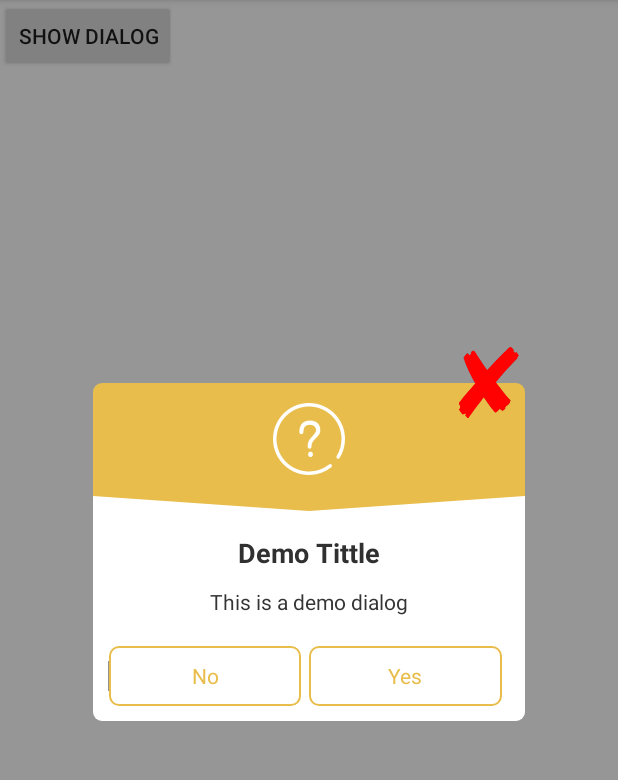
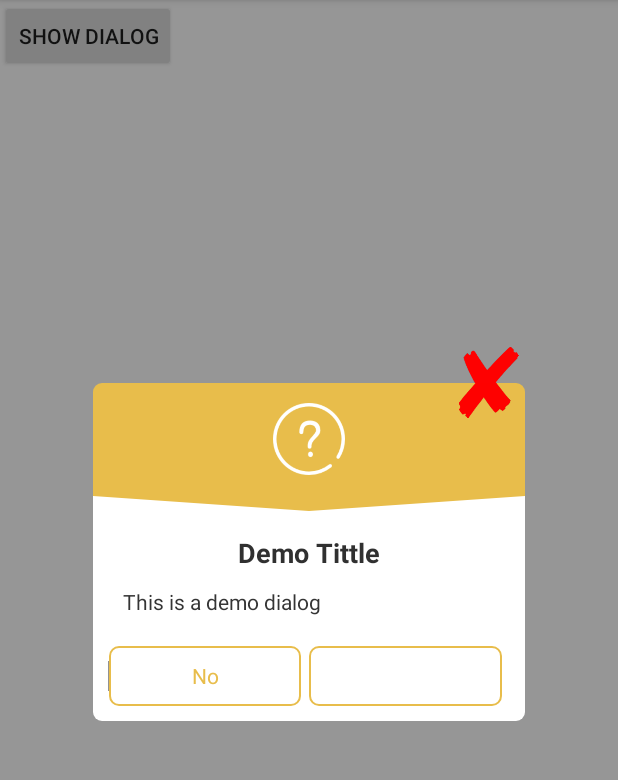
Before and after one commit to phamanhminh1208/multiple-utils, an Android app: the screen it shows after launch (MainActivity), after a tap on "SHOW DIALOG", on a phone screen of 412 x 824 dp, the part 84-864 px from its top. Run offline under Robolectric (Android 15) with nearby library versions, the phone set to English and light mode, and no system bars.

Commit message:
- add set text color for PromptDialog's buttons

```diff
--- a/color-dialog/src/main/java/cn/refactor/lib/colordialog/PromptDialog.java
+++ b/color-dialog/src/main/java/cn/refactor/lib/colordialog/PromptDialog.java
@@ -55,7 +55,8 @@ public class PromptDialog extends Dialog {
     private boolean isNegativeBtnEnabled;
     private boolean isButtonCloseVisible;
     private int mPositiveBtnDrawableId, mNegativeBtnDrawableId;
-    private int mContentTextAlignment = Gravity.CENTER;
+    private int mPositiveBtnTextColor = -1, mNegativeBtnTextColor = 0xffffff;
+    private int mContentTextAlignment = Gravity.LEFT;
 
     public PromptDialog(Context context) {
         this(context, 0);
@@ -134,12 +135,21 @@ public class PromptDialog extends Dialog {
 //        mContentTv.setText(Html.fromHtml(mContent.toString()));
         mPositiveBtn.setText(mOkBtnText);
         mNegativeBtn.setText(mCancelBtnText);
+
         if (mPositiveBtnDrawableId > 0) {
             mPositiveBtn.setCompoundDrawablesWithIntrinsicBounds(mPositiveBtnDrawableId, 0, 0, 0);
         }
         if (mNegativeBtnDrawableId > 0) {
             mNegativeBtn.setCompoundDrawablesWithIntrinsicBounds(mNegativeBtnDrawableId, 0, 0, 0);
         }
+
+        if(mPositiveBtnTextColor != 0xffffff){
+            mPositiveBtn.setTextColor(mPositiveBtnTextColor);
+        }
+        if(mNegativeBtnTextColor != 0xffffff){
+            mNegativeBtn.setTextColor(mNegativeBtnTextColor);
+        }
+
 
         if (isNegativeBtnEnabled) {
             contentView.findViewById(R.id.btnNegativeContainer).setVisibility(View.VISIBLE);
@@ -431,6 +441,16 @@ public class PromptDialog extends Dialog {
         return this;
     }
 
+    public PromptDialog setPositiveTextColor(int color){
+        mPositiveBtnTextColor = color;
+        return this;
+    }
+
+    public PromptDialog setNegativeTextColor(int color){
+        mNegativeBtnTextColor = color;
+        return this;
+    }
+
     public PromptDialog setNegativeListener(CharSequence btnText, OnButtonListener l) {
         mCancelBtnText = btnText;
         return setNegativeListener(l);
```
